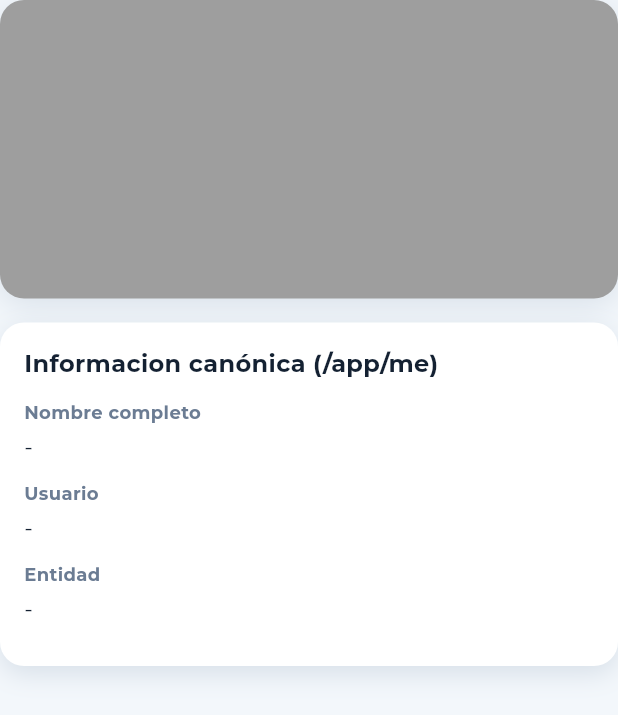
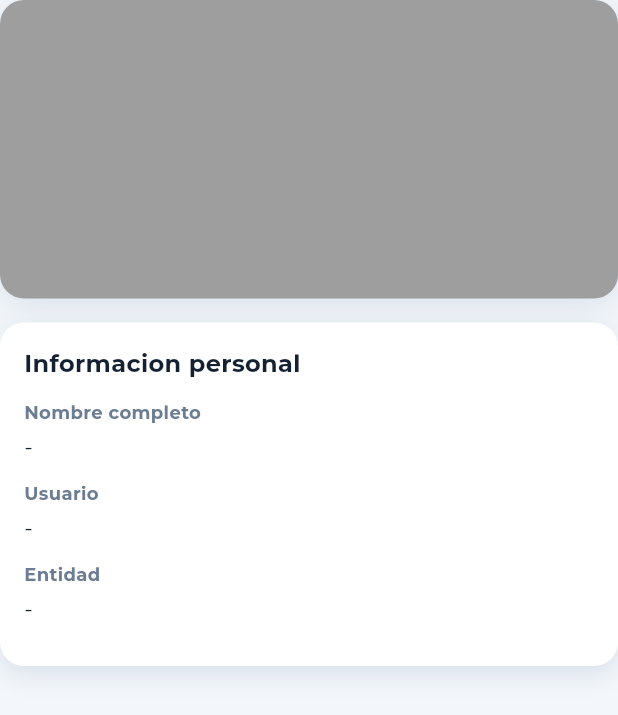
Before and after one commit to JimMendoza/app-not, a Flutter app: the _UserDataContent widget shown alone on an empty page, opened directly with empty values, on a phone screen of 412 x 824 dp. Shown: the top 715 px of the screen. Run offline on Flutter 3.47's test engine with Material 3 defaults, Android fonts, the light colour scheme and no system bars; our stand-ins replace dio, firebase_core, firebase_messaging, flutter_dotenv, flutter_local_notifications, flutter_riverpod and 4 more; missing offline and left inert: app_badge_plus; accounts and stored records are empty; network calls fail; project files that could hold a hidden picture were left out.

Commit message:
Actualiza descripcion en pantalla Mis datos

```diff
--- a/lib/features/shared/presentation/screens/my_data_screen.dart
+++ b/lib/features/shared/presentation/screens/my_data_screen.dart
@@ -122,7 +122,7 @@ class _LoadingCard extends StatelessWidget {
           children: <Widget>[
             CircularProgressIndicator(),
             SizedBox(height: AppSpacing.s12),
-            Text('Cargando datos canónicos desde /app/me...'),
+            Text('Cargando datos personales del usuario...'),
           ],
         ),
       ),
@@ -244,7 +244,7 @@ class _UserDataContent extends StatelessWidget {
         ),
         const SizedBox(height: AppSpacing.s16),
         _InfoCard(
-          title: 'Informacion canónica (/app/me)',
+          title: 'Informacion personal',
           child: Column(
             crossAxisAlignment: CrossAxisAlignment.start,
             children: <Widget>[
```
